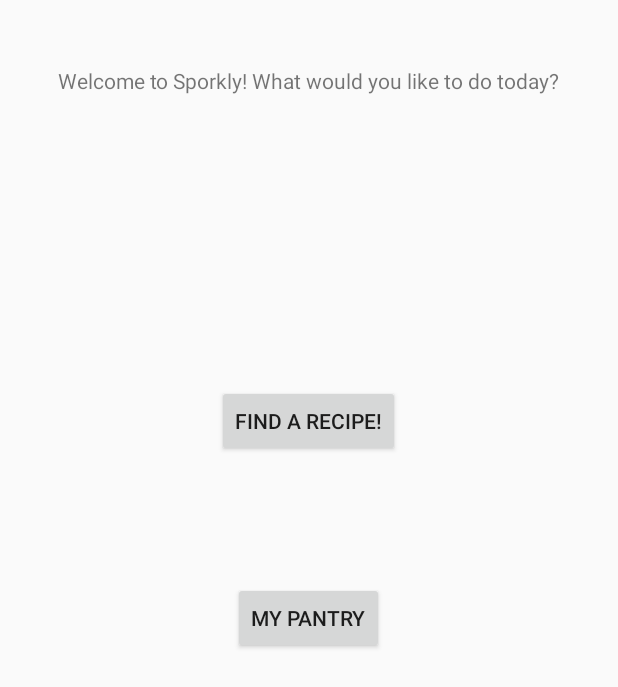
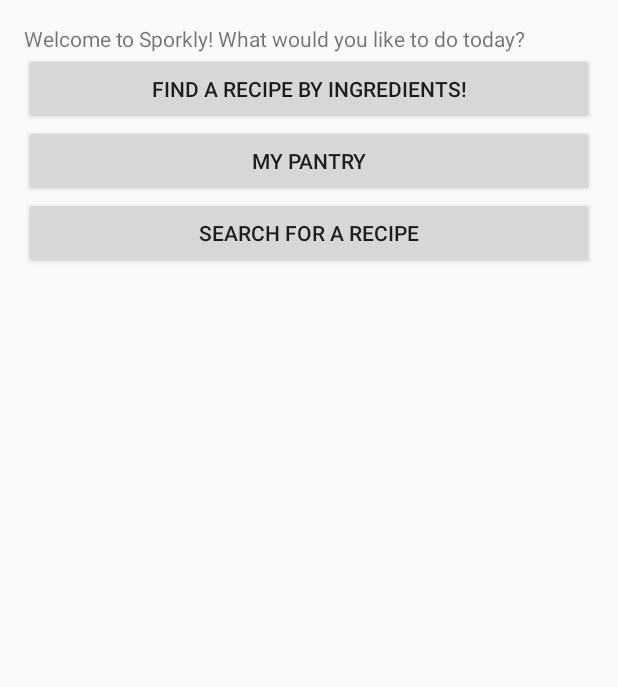
Before and after one commit to clumsyninja007/Sporkly, an Android app: the screen it shows after launch (MainActivity), on a phone screen of 412 x 824 dp. Shown: the top 687 px of the screen. Run offline under Robolectric (Android 15) with nearby library versions, the phone set to English and light mode, and no system bars.

Commit message:
Added recipe search

```diff
--- a/app/src/main/AndroidManifest.xml
+++ b/app/src/main/AndroidManifest.xml
@@ -17,6 +17,7 @@
         </activity>
         <activity android:name=".myIngredientsActivity" android:label="@string/myIngredientLabel"></activity>
         <activity android:name=".myPantryActivity" android:label="@string/myPantryLabel"></activity>
+        <activity android:name=".myRecipeSearchActivity" android:label="@string/recipeSearchButton"></activity>
     </application>
 
     <uses-permission android:name="android.permission.INTERNET"></uses-permission>
--- a/app/src/main/java/com/example/aharm/sporkly/MainActivity.java
+++ b/app/src/main/java/com/example/aharm/sporkly/MainActivity.java
@@ -1,8 +1,9 @@
 package com.example.aharm.sporkly;
 
 import android.content.Intent;
+import android.os.Bundle;
 import android.support.v7.app.AppCompatActivity;
-import android.os.Bundle;
+import android.util.Log;
 import android.view.View;
 import android.widget.Button;
 
@@ -13,7 +14,7 @@ import android.widget.Button;
 
 public class MainActivity extends AppCompatActivity implements View.OnClickListener {
 
-    private Button recipe, pantry;
+    private Button recipe, pantry, recipeSearch;
 
     @Override
     protected void onCreate(Bundle savedInstanceState) {
@@ -25,9 +26,11 @@ public class MainActivity extends AppCompatActivity implements View.OnClickListe
     private void init() {
         recipe = (Button)findViewById(R.id.myIngredients);
         pantry = (Button)findViewById(R.id.myPantry);
+        recipeSearch = (Button)findViewById(R.id.recipeSearch);
 
         recipe.setOnClickListener(this);
         pantry.setOnClickListener(this);
+        recipeSearch.setOnClickListener(this);
     }
 
     @Override
@@ -39,6 +42,10 @@ public class MainActivity extends AppCompatActivity implements View.OnClickListe
             case R.id.myPantry:
                 startActivity(new Intent(MainActivity.this, myPantryActivity.class));
                 break;
+            case R.id.recipeSearch:
+                Log.i("recipe", "clicked");
+                startActivity(new Intent(MainActivity.this, myRecipeSearchActivity.class));
+                break;
             default:
                 break;
         }
--- a/app/src/main/java/com/example/aharm/sporkly/myPantryActivity.java
+++ b/app/src/main/java/com/example/aharm/sporkly/myPantryActivity.java
@@ -2,7 +2,6 @@ package com.example.aharm.sporkly;
 
 import android.content.Context;
 import android.os.Bundle;
-import android.os.StrictMode;
 import android.support.v7.app.AppCompatActivity;
 import android.util.Log;
 import android.view.ContextMenu;
--- a/app/src/main/res/layout/activity_main.xml
+++ b/app/src/main/res/layout/activity_main.xml
@@ -1,5 +1,5 @@
 <?xml version="1.0" encoding="utf-8"?>
-<RelativeLayout xmlns:android="http://schemas.android.com/apk/res/android"
+<LinearLayout xmlns:android="http://schemas.android.com/apk/res/android"
     xmlns:tools="http://schemas.android.com/tools"
     android:id="@+id/activity_main"
     android:layout_width="match_parent"
@@ -8,31 +8,31 @@
     android:paddingLeft="@dimen/activity_horizontal_margin"
     android:paddingRight="@dimen/activity_horizontal_margin"
     android:paddingTop="@dimen/activity_vertical_margin"
-    tools:context="com.example.aharm.sporkly.MainActivity">
-
-    <Button
-        android:text="@string/myPantryButton"
-        android:layout_width="wrap_content"
-        android:layout_height="wrap_content"
-        android:id="@+id/myPantry"
-        android:layout_centerVertical="true"
-        android:layout_centerHorizontal="true" />
-
-    <Button
-        android:text="@string/myIngredientsButton"
-        android:layout_width="wrap_content"
-        android:layout_height="wrap_content"
-        android:id="@+id/myIngredients"
-        android:layout_above="@+id/myPantry"
-        android:layout_centerHorizontal="true"
-        android:layout_marginBottom="83dp" />
+    tools:context="com.example.aharm.sporkly.MainActivity"
+    android:orientation="vertical">
 
     <TextView
         android:text="@string/welcomeText"
         android:layout_width="wrap_content"
         android:layout_height="wrap_content"
-        android:layout_alignParentTop="true"
-        android:layout_centerHorizontal="true"
-        android:layout_marginTop="28dp"
         android:id="@+id/textView2" />
-</RelativeLayout>
+
+
+    <Button
+        android:text="@string/myIngredientsButton"
+        android:layout_width="match_parent"
+        android:layout_height="wrap_content"
+        android:id="@+id/myIngredients"/>
+
+    <Button
+        android:text="@string/myPantryButton"
+        android:layout_width="match_parent"
+        android:layout_height="wrap_content"
+        android:id="@+id/myPantry" />
+
+    <Button
+        android:text="@string/recipeSearchButton"
+        android:layout_width="match_parent"
+        android:layout_height="wrap_content"
+        android:id="@+id/recipeSearch"/>
+</LinearLayout>
--- a/app/src/main/res/values/strings.xml
+++ b/app/src/main/res/values/strings.xml
@@ -1,7 +1,8 @@
 <resources>
     <string name="app_name">Sporkly</string>
     <string name="myPantryButton">My Pantry</string>
-    <string name="myIngredientsButton">Find a Recipe!</string>
+    <string name="myIngredientsButton">Find a Recipe by Ingredients!</string>
+    <string name="recipeSearchButton">Search for a Recipe</string>
     <string name="welcomeText">Welcome to Sporkly! What would you like to do today?</string>
     <string name="myIngredientLabel">My Ingredients</string>
     <string name="myPantryLabel">My Pantry</string>
```
Also changed, not shown: app/src/main/java/com/example/aharm/sporkly/myRecipeSearchActivity.java (added, +162 -0 lines), app/src/main/res/layout/my_recipe_search.xml (added, +42 -0 lines).
